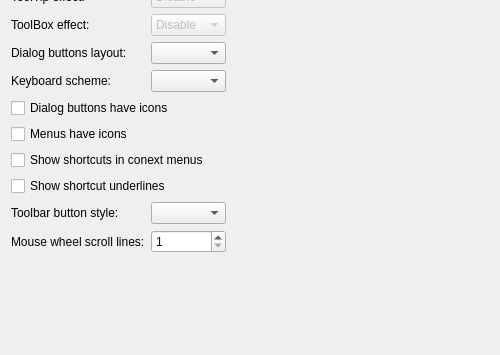
First picture: the form in src/qt5ct/interfacepage.ui, repository desktop-app/qt5ct, before the edit; both pictures show x 0 to 500 and y 191 to 546 of the 500 by 546 pixel window.
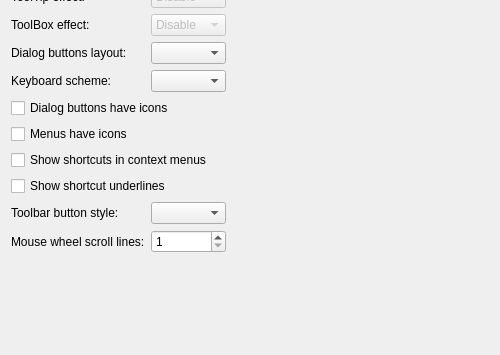
Second picture: the form after the edit.

What changed in the file:
```diff
--- a/src/qt5ct/interfacepage.ui
+++ b/src/qt5ct/interfacepage.ui
@@ -263,7 +263,7 @@
      <item row="12" column="0" colspan="2">
       <widget class="QCheckBox" name="showShortcutsInMenusCheckBox">
        <property name="text">
-        <string>Show shortcuts in conext menus</string>
+        <string>Show shortcuts in context menus</string>
        </property>
       </widget>
      </item>
```
